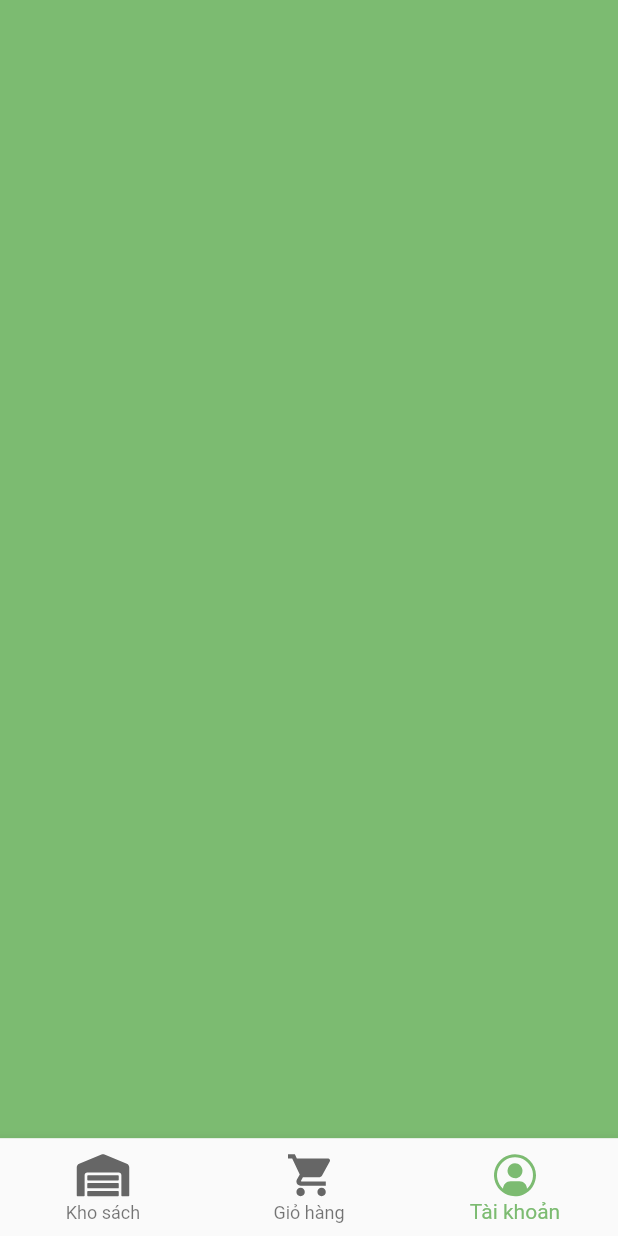
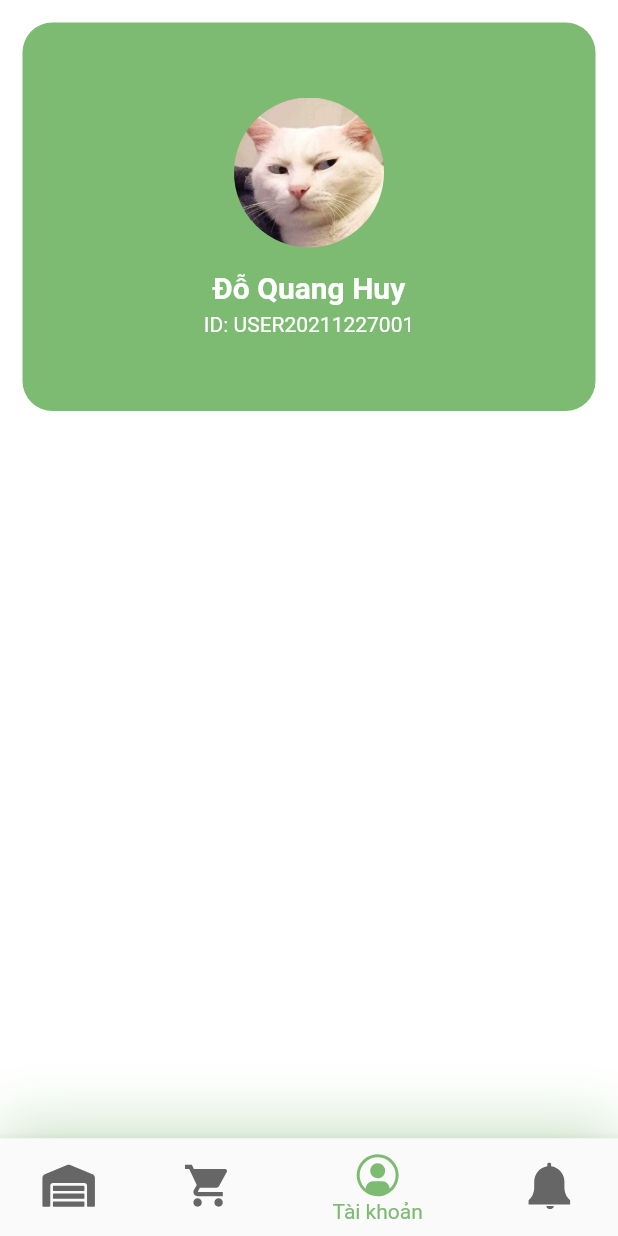
Before and after one commit to buikhoilong/HKLbooks-Android, a Flutter app: the screen it shows after launch, item 3 of the bottom bar chosen, on a phone screen of 412 x 824 dp. Run offline on Flutter 3.47's test engine with Material 2 defaults, Android fonts, the light colour scheme and no system bars; our stand-ins replace easy_splash_screen, flutter_svg.

Commit message:
add: account, update main screen, notifycation, home

```diff
--- /dev/null
+++ b/lib/models/model_doc.txt
@@ -0,0 +1,3 @@
+Sau khi test API thành công, dùng tool JSON to Dart để generate code models
+
+Sau đó code map data từ JSON sang Object bằng 2 method: fromJSON và toJSON
--- a/lib/screens/account/account.dart
+++ b/lib/screens/account/account.dart
@@ -1,7 +1,10 @@
 import 'package:flutter/material.dart';
+import 'package:hkl_books/config.dart';
+
+import 'components/infomation.dart';
 
 class Account extends StatefulWidget {
-  const Account({ Key? key }) : super(key: key);
+  const Account({Key? key}) : super(key: key);
 
   @override
   _AccountState createState() => _AccountState();
@@ -11,11 +14,12 @@ class _AccountState extends State<Account> {
   @override
   Widget build(BuildContext context) {
     return Scaffold(
-      body: ListView(
-        children: [
+        backgroundColor: Colors.white,
+        body: ListView(
+          children: [
+            const Infomation(),
 
-        ],
-      )
-    );
+          ],
+        ));
   }
 }
--- /dev/null
+++ b/lib/screens/account/components/infomation.dart
@@ -0,0 +1,43 @@
+import 'package:flutter/material.dart';
+import 'package:hkl_books/config.dart';
+
+class Infomation extends StatelessWidget {
+  const Infomation({
+    Key? key,
+  }) : super(key: key);
+
+  @override
+  Widget build(BuildContext context) {
+    return Container(
+      margin: const EdgeInsets.all(15),
+      padding: const EdgeInsets.all(50),
+      decoration: const BoxDecoration(
+        color: myGreen,
+        borderRadius: BorderRadius.all(Radius.circular(20)),
+      ),
+      child: Column(
+          mainAxisAlignment: MainAxisAlignment.center,
+          children: [
+            Container(
+                width: 100,
+                height: 100,
+                decoration: const BoxDecoration(
+                    borderRadius: BorderRadius.all(Radius.circular(75)),
+                    image: DecorationImage(
+                        image:
+                            AssetImage('assets/images/avatar.jpg')))),
+            const SizedBox(height: 15),
+            const Text('Đỗ Quang Huy',
+                style: TextStyle(
+                    color: Colors.white,
+                    fontWeight: FontWeight.bold,
+                    fontSize: 20)),
+            const SizedBox(height: 5),
+            const Text('ID: USER20211227001',
+                style: TextStyle(
+                  color: Colors.white,
+                ))
+          ]),
+    );
+  }
+}
--- a/lib/screens/home/components/list_items.dart
+++ b/lib/screens/home/components/list_items.dart
@@ -2,6 +2,7 @@ import 'package:flutter/material.dart';
 import 'package:hkl_books/models/book.dart';
 
 import 'book_item.dart';
+
 class ListItems extends StatelessWidget {
   const ListItems({
     Key? key,
--- a/lib/screens/main_screen/main_screen.dart
+++ b/lib/screens/main_screen/main_screen.dart
@@ -1,5 +1,6 @@
 import 'package:flutter/material.dart';
 import 'package:flutter_svg/svg.dart';
+import 'package:hkl_books/screens/notification/notification.dart';
 import '../account/account.dart';
 import '../cart/cart.dart';
 import '../home/home.dart';
@@ -20,6 +21,7 @@ class _MainScreenState extends State<MainScreen> {
     listScreen.add(const Home());
     listScreen.add(const Cart());
     listScreen.add(const Account());
+    listScreen.add(const Notify());
     return Scaffold(
         backgroundColor: Colors.white,
         body: listScreen[pageIndex],
@@ -34,6 +36,7 @@ class _MainScreenState extends State<MainScreen> {
           ]),
           child: BottomNavigationBar(
             selectedItemColor: myGreen,
+            unselectedItemColor: myGrey,
             onTap: (value) {
               setState(() {
                 pageIndex = value;
@@ -61,6 +64,13 @@ class _MainScreenState extends State<MainScreen> {
                   activeIcon: SvgPicture.asset(
                     "assets/icons/account-grey.svg",
                     color: myGreen,
+                  )),
+              BottomNavigationBarItem(
+                  icon: SvgPicture.asset("assets/icons/notify.svg"),
+                  label: "Thông báo",
+                  activeIcon: SvgPicture.asset(
+                    "assets/icons/notify.svg",
+                    color: myGreen,
                   ))
             ],
           ),
```
Also changed, not shown: lib/providers/provider_doc.txt (added, +8 -0 lines), lib/screens/notification/notification.dart (+12 -25 lines), assets/icons/notify-on.svg (added), assets/icons/notify.svg (added).
